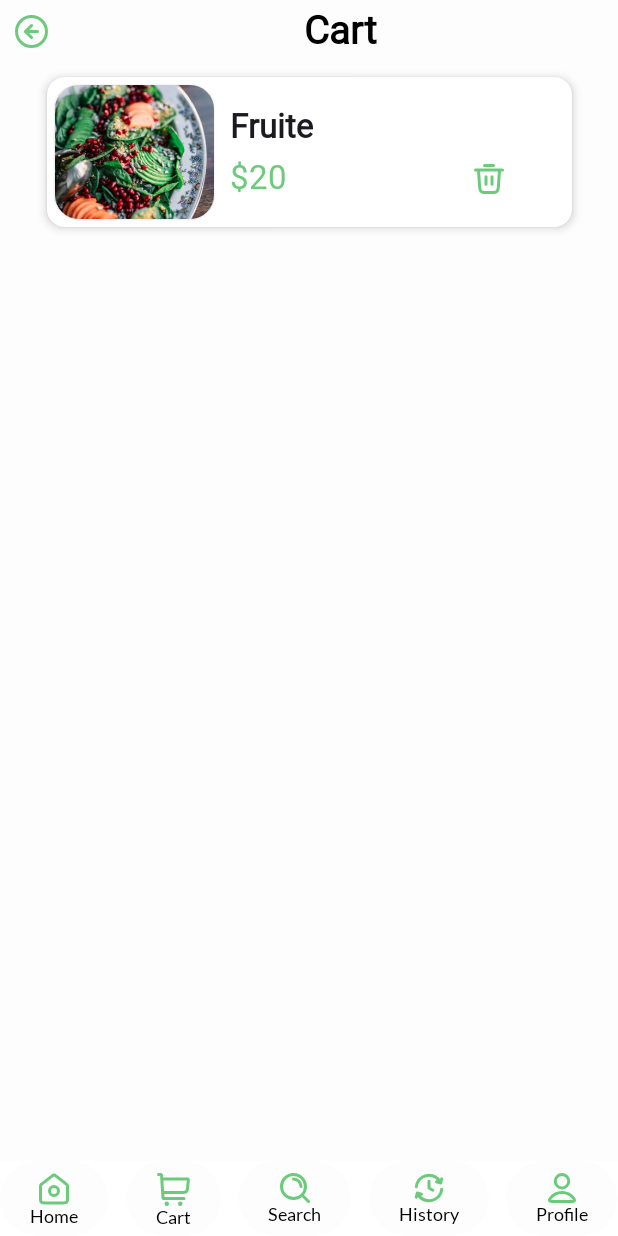
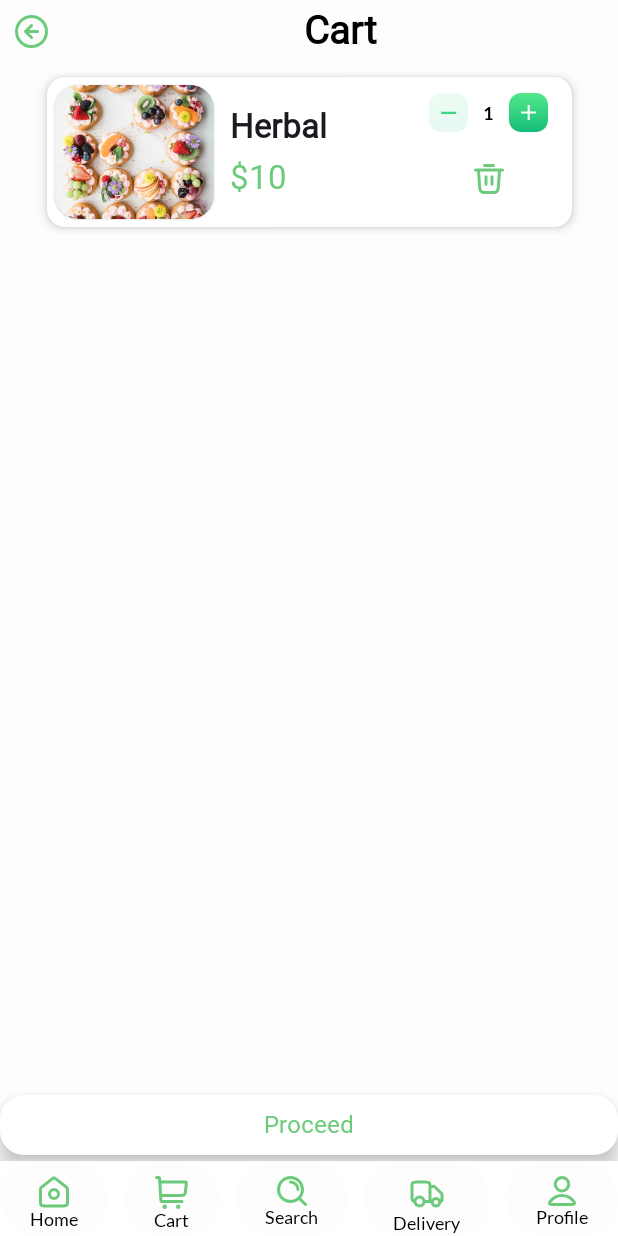
Before and after one commit to gitcoder-aman/Waves-Of-Food, an Android app built with Jetpack Compose: the BottomNavigation screen opened through its navigation route, after a tap on "Cart", on a phone screen of 412 x 824 dp. Run offline under Robolectric (Android 15) with nearby library versions, the phone set to English and light mode, and no system bars; our stand-ins replace Dagger/Hilt's generated code, Firebase (no records; nobody signed in at launch, a user with empty details on screens opened directly), accompanist; pictures from the network do not load; Roboto replaces fonts that are not available here; 3 statements that could not run were skipped; 3 other taps on this screen came first.

Commit message:
Cart Screen and backend code

```diff
--- a/app/src/main/java/com/tech/wavesfood/common/TextComponent.kt
+++ b/app/src/main/java/com/tech/wavesfood/common/TextComponent.kt
@@ -9,7 +9,6 @@ import androidx.compose.ui.text.font.FontFamily
 import androidx.compose.ui.text.font.FontWeight
 import androidx.compose.ui.text.style.TextAlign
 import androidx.compose.ui.unit.TextUnit
-import androidx.compose.ui.unit.dp
 
 @Composable
 fun TextComponent(
@@ -19,7 +18,8 @@ fun TextComponent(
     fontWeight: FontWeight,
     fontFamily: FontFamily,
     color: Color,
-    maxLine : Int = 1
+    maxLine: Int = 1,
+    textAlign: TextAlign? = null
 
 ) {
     Text(
@@ -28,7 +28,8 @@ fun TextComponent(
             fontWeight = fontWeight,
             fontFamily = fontFamily,
             color = color,
-        ),
+            textAlign = textAlign
+        ),textAlign = textAlign,
         maxLines = maxLine
     )
 }
--- /dev/null
+++ b/app/src/main/java/com/tech/wavesfood/data/CartList.kt
@@ -0,0 +1,29 @@
+package com.tech.wavesfood.data
+
+import android.util.Log
+
+data class CartMenu(
+    var itemIndex: Int = -1,
+    var itemCount: Int = 1,
+)
+
+val itemIndexSet = mutableSetOf<Int>()
+val cartList: ArrayList<CartMenu> = ArrayList()
+fun cartList(cartMenu: CartMenu) {
+
+    if (itemIndexSet.contains(cartMenu.itemIndex)) {
+        for (i in cartList.listIterator()) {
+            if (i.itemIndex == cartMenu.itemIndex) {
+                i.itemCount = cartMenu.itemCount
+            }
+        }
+
+    } else {
+        itemIndexSet.add(cartMenu.itemIndex)
+        cartList.add(cartMenu)
+    }
+}
+
+fun cartItemRemove(cartIndex: Int) {
+    cartList.remove(cartList[cartIndex])
+}
--- a/app/src/main/java/com/tech/wavesfood/data/ItemMenu.kt
+++ b/app/src/main/java/com/tech/wavesfood/data/ItemMenu.kt
@@ -8,7 +8,7 @@ data class ItemMenu(
     val itemName : String,
     val itemPrice : String,
     val shortDesc : String,
-    val ingredients : String
+    val ingredients : String,
 )
 val itemMenuList = listOf(
     ItemMenu(1, R.drawable.menu1,"Herbal Pancake fadshfklhasdl fjah","$10","short desc","ingredients"),
--- a/app/src/main/java/com/tech/wavesfood/navigation/bottomBarNavigation/BottomBarScreen.kt
+++ b/app/src/main/java/com/tech/wavesfood/navigation/bottomBarNavigation/BottomBarScreen.kt
@@ -26,10 +26,10 @@ sealed class BottomBarScreen(
         icon = R.drawable.search,
     )
     //for history
-    object History : BottomBarScreen(
-        route = "history",
-        title = "History",
-        icon = R.drawable.history,
+    object Delivery : BottomBarScreen(
+        route = "delivery",
+        title = "Delivery",
+        icon = R.drawable.truck,
     )
     //for profile
     object Profile : BottomBarScreen(
--- a/app/src/main/java/com/tech/wavesfood/navigation/bottomBarNavigation/BottomNavGraph.kt
+++ b/app/src/main/java/com/tech/wavesfood/navigation/bottomBarNavigation/BottomNavGraph.kt
@@ -1,26 +1,14 @@
 package com.tech.wavesfood.navigation.bottomBarNavigation
 
-import android.app.Activity
-import android.content.Context
-import android.util.Log
-import android.widget.Toast
-import androidx.activity.compose.rememberLauncherForActivityResult
-import androidx.activity.result.IntentSenderRequest
-import androidx.activity.result.contract.ActivityResultContracts
 import androidx.compose.runtime.Composable
-import androidx.compose.runtime.LaunchedEffect
-import androidx.compose.runtime.getValue
-import androidx.hilt.navigation.compose.hiltViewModel
-import androidx.lifecycle.compose.collectAsStateWithLifecycle
-import androidx.lifecycle.lifecycleScope
 import androidx.lifecycle.viewmodel.compose.viewModel
 import androidx.navigation.NavHostController
 import androidx.navigation.compose.NavHost
 import androidx.navigation.compose.composable
 
 import com.tech.wavesfood.screens.CartScreen
+import com.tech.wavesfood.screens.DeliveryScreen
 import com.tech.wavesfood.screens.FoodDetailScreen
-import com.tech.wavesfood.screens.HistoryScreen
 import com.tech.wavesfood.screens.HomeScreen
 import com.tech.wavesfood.screens.ProfileScreen
 import com.tech.wavesfood.screens.SearchScreen
@@ -42,8 +30,8 @@ fun BottomNavGraph( navHostController : NavHostController) {
         composable(route = BottomBarScreen.Search.route){
             SearchScreen(navHostController = navHostController,viewModel)
         }
-        composable(route = BottomBarScreen.History.route){
-            HistoryScreen(navHostController = navHostController)
+        composable(route = BottomBarScreen.Delivery.route){
+            DeliveryScreen(navHostController = navHostController)
         }
         composable(route = BottomBarScreen.Profile.route){
             ProfileScreen(navHostController = navHostController)
--- a/app/src/main/java/com/tech/wavesfood/navigation/bottomBarNavigation/BottomNavigation.kt
+++ b/app/src/main/java/com/tech/wavesfood/navigation/bottomBarNavigation/BottomNavigation.kt
@@ -1,6 +1,5 @@
 package com.tech.wavesfood.navigation.bottomBarNavigation
 
-import android.util.Log
 import androidx.compose.animation.AnimatedVisibility
 import androidx.compose.foundation.background
 import androidx.compose.foundation.clickable
@@ -17,7 +16,6 @@ import androidx.compose.material3.ExperimentalMaterial3Api
 import androidx.compose.material3.Icon
 import androidx.compose.material3.Scaffold
 import androidx.compose.runtime.Composable
-import androidx.compose.runtime.getValue
 import androidx.compose.ui.Alignment
 import androidx.compose.ui.Modifier
 import androidx.compose.ui.draw.clip
@@ -26,12 +24,8 @@ import androidx.compose.ui.res.painterResource
 import androidx.compose.ui.text.font.FontWeight
 import androidx.compose.ui.unit.dp
 import androidx.compose.ui.unit.sp
-import androidx.navigation.ActivityNavigator
-import androidx.navigation.NavDestination
-import androidx.navigation.NavDestination.Companion.hierarchy
 import androidx.navigation.NavGraph.Companion.findStartDestination
 import androidx.navigation.NavHostController
-import androidx.navigation.compose.currentBackStackEntryAsState
 import androidx.navigation.compose.rememberNavController
 import com.tech.wavesfood.common.TextComponent
 import com.tech.wavesfood.common.lato_regular
@@ -57,7 +51,7 @@ fun BottomBar(navHostController: NavHostController) {
         BottomBarScreen.Home,
         BottomBarScreen.Cart,
         BottomBarScreen.Search,
-        BottomBarScreen.History,
+        BottomBarScreen.Delivery,
         BottomBarScreen.Profile,
     )
 //    val navStackBackEntry by navHostController.currentBackStackEntryAsState()
@@ -100,7 +94,7 @@ fun RowScope.AddItem(
         }) {
         Column(
             modifier = Modifier
-                .padding(start = 20.dp, end = 20.dp, top = 8.dp, bottom = 8.dp),
+                .padding(start = 20.dp, end = 20.dp, top = 10.dp),
             verticalArrangement = Arrangement.Center,
             horizontalAlignment = Alignment.CenterHorizontally
         ) {
--- a/app/src/main/java/com/tech/wavesfood/screens/CartScreen.kt
+++ b/app/src/main/java/com/tech/wavesfood/screens/CartScreen.kt
@@ -2,6 +2,7 @@ package com.tech.wavesfood.screens
 
 import androidx.compose.foundation.Image
 import androidx.compose.foundation.background
+import androidx.compose.foundation.clickable
 import androidx.compose.foundation.layout.Arrangement
 import androidx.compose.foundation.layout.Box
 import androidx.compose.foundation.layout.Column
@@ -16,6 +17,7 @@ import androidx.compose.foundation.layout.width
 import androidx.compose.foundation.lazy.LazyColumn
 import androidx.compose.foundation.lazy.items
 import androidx.compose.foundation.shape.RoundedCornerShape
+import androidx.compose.material3.ButtonDefaults
 import androidx.compose.material3.Card
 import androidx.compose.material3.CardDefaults
 import androidx.compose.material3.ExperimentalMaterial3Api
@@ -23,6 +25,10 @@ import androidx.compose.material3.Icon
 import androidx.compose.material3.IconButton
 import androidx.compose.material3.Text
 import androidx.compose.runtime.Composable
+import androidx.compose.runtime.getValue
+import androidx.compose.runtime.mutableIntStateOf
+import androidx.compose.runtime.saveable.rememberSaveable
+import androidx.compose.runtime.setValue
 import androidx.compose.ui.Alignment
 import androidx.compose.ui.Modifier
 import androidx.compose.ui.draw.shadow
@@ -36,21 +42,30 @@ import androidx.compose.ui.unit.dp
 import androidx.compose.ui.unit.sp
 import androidx.navigation.NavHostController
 import com.tech.wavesfood.R
+import com.tech.wavesfood.common.ButtonComponent
+import com.tech.wavesfood.common.TextComponent
+import com.tech.wavesfood.common.lato_bold
 import com.tech.wavesfood.common.yeon_sung_regular
+import com.tech.wavesfood.data.CartMenu
 import com.tech.wavesfood.data.ItemMenu
+import com.tech.wavesfood.data.cartItemRemove
+import com.tech.wavesfood.data.cartList
 import com.tech.wavesfood.data.itemMenuList
+import com.tech.wavesfood.navigation.bottomBarNavigation.BottomBarScreen
 import com.tech.wavesfood.navigation.bottomBarNavigation.foodDetail
 import com.tech.wavesfood.sharedViewModel.SharedDataWithOtherScreens
 import com.tech.wavesfood.ui.theme.GreenColor
 import com.tech.wavesfood.ui.theme.darkWhiteColor
 
 @Composable
-fun CartScreen(navHostController: NavHostController,viewModel : SharedDataWithOtherScreens) {
+fun CartScreen(navHostController: NavHostController, viewModel: SharedDataWithOtherScreens) {
 
     Box(
         modifier = Modifier
+            .padding(bottom = 50.dp)
             .fillMaxSize()
-            .background(darkWhiteColor)
+            .background(darkWhiteColor),
+        contentAlignment = Alignment.BottomCenter
     ) {
         Column(
             modifier = Modifier
@@ -60,30 +75,55 @@ fun CartScreen(navHostController: NavHostController,viewModel : SharedDataWithOt
             verticalArrangement = Arrangement.Top
         ) {
             Spacer(modifier = Modifier.height(5.dp))
-            HeadingWithIcon(headingName = stringResource(R.string.cart)){
+            HeadingWithIcon(headingName = stringResource(R.string.cart)) {
                 navHostController.navigateUp()
             }
             Spacer(modifier = Modifier.height(10.dp))
             LazyColumn {
-               items(viewModel.cartList, key = {it}){
-                   CartEachRow(itemMenu = itemMenuList[it], itemOnClick = {
-                       viewModel.setData(itemMenuList[it].itemImage,itemMenuList[it].shortDesc,itemMenuList[it].ingredients)
-                       navHostController.navigate(foodDetail)
-                   }) {
-
-                   }
-               }
+                items(viewModel.cartList.toList(), key = { it }) { itemIndex ->
+                    CartEachRow(
+                        itemIndex = itemIndex,
+                        itemMenu = itemMenuList[itemIndex],
+                        itemOnClick = {
+                            viewModel.setData(
+                                itemMenuList[itemIndex].itemImage,
+                                itemMenuList[itemIndex].shortDesc,
+                                itemMenuList[itemIndex].ingredients
+                            )
+                            navHostController.navigate(foodDetail)
+                        },
+                        onDelete = {
+                            viewModel.removeItem(index = itemIndex)
+                            cartItemRemove(itemIndex)
+                            ///here an error of index problem when delete item
+                        })
+                }
             }
-
+        }
+        ButtonComponent(
+            text = stringResource(R.string.proceed),
+            modifier = Modifier.fillMaxWidth(),
+            backgroundColor = Color.White,
+            foregroundColor = GreenColor,
+            elevation = ButtonDefaults.buttonElevation(
+                defaultElevation = 8.dp,
+                pressedElevation = 4.dp
+            )
+        ) {
+            navHostController.navigate(BottomBarScreen.Delivery.route)
         }
     }
 }
 
 @OptIn(ExperimentalMaterial3Api::class)
 @Composable
-fun CartEachRow(itemMenu: ItemMenu, itemOnClick:()->Unit, onDelete:()->Unit) {
+fun CartEachRow(itemIndex: Int, itemMenu: ItemMenu, itemOnClick: () -> Unit, onDelete: () -> Unit) {
 
-    Card(onClick = {itemOnClick() },
+    var count by rememberSaveable {
+        mutableIntStateOf(1)
+    }
+    Card(
+        onClick = { itemOnClick() },
         modifier = Modifier
             .padding(top = 5.dp, start = 5.dp, end = 5.dp, bottom = 5.dp)
             .width(350.dp)
@@ -113,7 +153,7 @@ fun CartEachRow(itemMenu: ItemMenu, itemOnClick:()->Unit, onDelete:()->Unit) {
                     .fillMaxHeight()
                     .padding(start = 5.dp, top = 5.dp, bottom = 5.dp)
                     .weight(0.33f),
-                verticalArrangement = Arrangement.spacedBy(8.dp,Alignment.CenterVertically),
+                verticalArrangement = Arrangement.spacedBy(8.dp, Alignment.CenterVertically),
                 horizontalAlignment = Alignment.Start
             ) {
                 Text(
@@ -140,8 +180,40 @@ fun CartEachRow(itemMenu: ItemMenu, itemOnClick:()->Unit, onDelete:()->Unit) {
                     .weight(0.33f), verticalArrangement = Arrangement.SpaceBetween,
                 horizontalAlignment = Alignment.CenterHorizontally
             ) {
-                Row(horizontalArrangement = Arrangement.SpaceBetween, verticalAlignment = Alignment.CenterVertically) {
+                Row(
+                    horizontalArrangement = Arrangement.SpaceBetween,
+                    verticalAlignment = Alignment.CenterVertically,
+                    modifier = Modifier.padding(5.dp)
+                ) {
+                    Icon(
+                        painter = painterResource(id = R.drawable.icon_minus),
+                        contentDescription = "minus-button",
+                        modifier = Modifier
+                            .weight(0.33f)
+                            .clickable {
+                                if (count > 1)
+                                    count--
+                            }, tint = Color.Unspecified
+                    )
+                    TextComponent(
+                        text = count.toString(),
+                        fontSize = 12.sp,
+                        fontWeight = FontWeight.W200,
+                        fontFamily = lato_bold,
+                        color = Color.Black,
 
+                        )
+                    Icon(
+                        painter = painterResource(id = R.drawable.icon_plus),
+                        contentDescription = "plus-button",
+                        modifier = Modifier
+                            .weight(0.33f)
+                            .clickable {
+                                count++
+                            }, tint = Color.Unspecified
+                    )
+                    val cartMenu = CartMenu(itemCount = count, itemIndex = itemIndex)
+                    cartList(cartMenu)
                 }
                 IconButton(onClick = {  //delete functionality data from firebase
                     onDelete()
--- a/app/src/main/java/com/tech/wavesfood/screens/HomeScreen.kt
+++ b/app/src/main/java/com/tech/wavesfood/screens/HomeScreen.kt
@@ -6,19 +6,15 @@ import androidx.compose.foundation.layout.Arrangement
 import androidx.compose.foundation.layout.Box
 import androidx.compose.foundation.layout.Column
 import androidx.compose.foundation.layout.Row
-import androidx.compose.foundation.layout.Spacer
 import androidx.compose.foundation.layout.fillMaxHeight
 import androidx.compose.foundation.layout.fillMaxSize
 import androidx.compose.foundation.layout.fillMaxWidth
 import androidx.compose.foundation.layout.height
 import androidx.compose.foundation.layout.padding
-import androidx.compose.foundation.layout.size
 import androidx.compose.foundation.layout.width
 import androidx.compose.foundation.lazy.LazyColumn
 import androidx.compose.foundation.lazy.items
-import androidx.compose.foundation.rememberScrollState
 import androidx.compose.foundation.shape.RoundedCornerShape
-import androidx.compose.foundation.verticalScroll
 import androidx.compose.material3.Button
 import androidx.compose.material3.ButtonDefaults
 import androidx.compose.material3.Card
@@ -26,8 +22,11 @@ import androidx.compose.material3.CardDefaults
 import androidx.compose.material3.ExperimentalMaterial3Api
 import androidx.compose.material3.Icon
 import androidx.compose.material3.IconButton
-import androidx.compose.material3.Text
 import androidx.compose.runtime.Composable
+import androidx.compose.runtime.getValue
+import androidx.compose.runtime.mutableStateOf
+import androidx.compose.runtime.remember
+import androidx.compose.runtime.setValue
 import androidx.compose.ui.Alignment
 import androidx.compose.ui.Modifier
 import androidx.compose.ui.draw.shadow
@@ -38,15 +37,12 @@ import androidx.compose.ui.res.stringResource
 import androidx.compose.ui.text.font.FontWeight
 import androidx.compose.ui.unit.dp
 import androidx.compose.ui.unit.sp
-import androidx.lifecycle.ViewModel
-import androidx.lifecycle.viewmodel.compose.viewModel
 import androidx.navigation.NavHostController
 import androidx.navigation.compose.rememberNavController
 import com.tech.wavesfood.R
 import com.tech.wavesfood.common.PagerSlider
 import com.tech.wavesfood.common.TextComponent
 import com.tech.wavesfood.common.lato_bold
-import com.tech.wavesfood.common.lato_regular
 import com.tech.wavesfood.common.yeon_sung_regular
 import com.tech.wavesfood.data.ItemMenu
 import com.tech.wavesfood.data.itemMenuList
@@ -88,7 +84,7 @@ fun HomeScreen(navHostController: NavHostController, viewModel: SharedDataWithOt
                             viewModel.setData(it.itemImage, it.shortDesc, it.ingredients)
                             navHostController.navigate(foodDetail)
                         }, addToCartOnClick = {
-                            viewModel.addToCartList(it.itemId)
+                            viewModel.addToCartList(itemMenuList.indexOf(it))  //store index of item
                         })
                     }
                 }
@@ -163,7 +159,9 @@ fun PopularText(viewMenuOnClick: () -> Unit) {
 
 @OptIn(ExperimentalMaterial3Api::class)
 @Composable
-fun PopularEachRow(itemMenu: ItemMenu, itemOnClick: () -> Unit,addToCartOnClick:()->Unit) {
+fun PopularEachRow(itemMenu: ItemMenu, itemOnClick: () -> Unit, addToCartOnClick: () -> Unit) {
+
+    var text by remember { mutableStateOf("Add to Cart") }
     Card(
         onClick = { itemOnClick() },
         modifier = Modifier
@@ -214,17 +212,22 @@ fun PopularEachRow(itemMenu: ItemMenu, itemOnClick: () -> Unit,addToCartOnClick:
                     color = GreenColor
                 )
                 Button(
-                    onClick = { addToCartOnClick() },
+                    onClick = {
+                        addToCartOnClick()
+                        text = "Go to Cart"
+                    },
                     elevation = ButtonDefaults.buttonElevation(
                         defaultElevation = 8.dp,
                         pressedElevation = 2.dp
                     ),
                     colors = ButtonDefaults.buttonColors(containerColor = GreenColor),
                     shape = RoundedCornerShape(8.dp),
-                    modifier = Modifier.width(100.dp).height(40.dp)
+                    modifier = Modifier
+                        .width(100.dp)
+                        .height(40.dp)
                 ) {
                     TextComponent(
-                        text = stringResource(R.string.add_to_cart),
+                        text = text,
                         fontSize = 10.sp,
                         fontWeight = FontWeight.W300,
                         fontFamily = lato_bold,
--- a/app/src/main/java/com/tech/wavesfood/screens/SearchScreen.kt
+++ b/app/src/main/java/com/tech/wavesfood/screens/SearchScreen.kt
@@ -14,10 +14,8 @@ import androidx.compose.foundation.lazy.items
 import androidx.compose.foundation.shape.RoundedCornerShape
 import androidx.compose.foundation.text.KeyboardActions
 import androidx.compose.foundation.text.selection.TextSelectionColors
-import androidx.compose.material.icons.Icons
 import androidx.compose.material3.ExperimentalMaterial3Api
 import androidx.compose.material3.Icon
-import androidx.compose.material3.Text
 import androidx.compose.material3.TextField
 import androidx.compose.material3.TextFieldDefaults
 import androidx.compose.runtime.Composable
--- a/app/src/main/java/com/tech/wavesfood/sharedViewModel/SharedDataWithOtherScreens.kt
+++ b/app/src/main/java/com/tech/wavesfood/sharedViewModel/SharedDataWithOtherScreens.kt
@@ -11,13 +11,12 @@ class SharedDataWithOtherScreens : ViewModel(){
     private val _itemImage : MutableState<Int> = mutableIntStateOf(R.drawable.no_image)
     private val _shortDesc : MutableState<String> = mutableStateOf("")
     private val _ingredients : MutableState<String> = mutableStateOf("")
-
-    private val _cartList : ArrayList<Int> = ArrayList()
+    private val _cartList = mutableSetOf<Int>()
 
     val itemImage: State<Int> = _itemImage
     val shortDesc: State<String> = _shortDesc
     val ingredients: State<String> = _ingredients
-    val cartList : ArrayList<Int> = _cartList
+    val cartList : MutableSet<Int> = _cartList
 
     fun setData(itemImage:Int,shortDesc:String,ingredients:String){
         _itemImage.value = itemImage
@@ -27,5 +26,8 @@ class SharedDataWithOtherScreens : ViewModel(){
     fun addToCartList(itemId : Int){
         _cartList.add(itemId)
     }
+    fun removeItem(index : Int) {
+        _cartList.remove(index)
+    }
 
 }
--- /dev/null
+++ b/app/src/main/res/drawable/icon_minus.xml
@@ -0,0 +1,37 @@
+<vector xmlns:android="http://schemas.android.com/apk/res/android"
+    xmlns:aapt="http://schemas.android.com/aapt"
+    android:width="26dp"
+    android:height="26dp"
+    android:viewportWidth="26"
+    android:viewportHeight="26">
+  <path
+      android:pathData="M8,0L18,0A8,8 0,0 1,26 8L26,18A8,8 0,0 1,18 26L8,26A8,8 0,0 1,0 18L0,8A8,8 0,0 1,8 0z"
+      android:strokeAlpha="0.1"
+      android:fillAlpha="0.1">
+    <aapt:attr name="android:fillColor">
+      <gradient
+          android:startX="13"
+          android:startY="0"
+          android:endX="13"
+          android:endY="26"
+          android:type="linear">
+        <item android:offset="0" android:color="#FF53E88B"/>
+        <item android:offset="1" android:color="#FF15BE77"/>
+      </gradient>
+    </aapt:attr>
+  </path>
+  <path
+      android:pathData="M8.125,12.458H18.125V13.887H8.125V12.458Z">
+    <aapt:attr name="android:fillColor">
+      <gradient
+          android:startX="13.125"
+          android:startY="12.458"
+          android:endX="13.125"
+          android:endY="13.887"
+          android:type="linear">
+        <item android:offset="0" android:color="#FF53E88B"/>
+        <item android:offset="1" android:color="#FF15BE77"/>
+      </gradient>
+    </aapt:attr>
+  </path>
+</vector>
--- /dev/null
+++ b/app/src/main/res/drawable/icon_plus.xml
@@ -0,0 +1,24 @@
+<vector xmlns:android="http://schemas.android.com/apk/res/android"
+    xmlns:aapt="http://schemas.android.com/aapt"
+    android:width="26dp"
+    android:height="26dp"
+    android:viewportWidth="26"
+    android:viewportHeight="26">
+  <path
+      android:pathData="M8,0L18,0A8,8 0,0 1,26 8L26,18A8,8 0,0 1,18 26L8,26A8,8 0,0 1,0 18L0,8A8,8 0,0 1,8 0z">
+    <aapt:attr name="android:fillColor">
+      <gradient
+          android:startX="13"
+          android:startY="0"
+          android:endX="13"
+          android:endY="26"
+          android:type="linear">
+        <item android:offset="0" android:color="#FF53E88B"/>
+        <item android:offset="1" android:color="#FF15BE77"/>
+      </gradient>
+    </aapt:attr>
+  </path>
+  <path
+      android:pathData="M12.411,12.286V8H13.839V12.286H18.125V13.714H13.839V18H12.411V13.714H8.125V12.286H12.411Z"
+      android:fillColor="#ffffff"/>
+</vector>
--- /dev/null
+++ b/app/src/main/res/drawable/truck.xml
@@ -0,0 +1,13 @@
+<vector xmlns:android="http://schemas.android.com/apk/res/android"
+    android:width="24dp"
+    android:height="24dp"
+    android:viewportWidth="24"
+    android:viewportHeight="24">
+  <path
+      android:pathData="M14,7H16.337C16.582,7 16.704,7 16.819,7.028C16.921,7.052 17.019,7.093 17.108,7.147C17.209,7.209 17.296,7.296 17.469,7.469L21.531,11.531C21.704,11.704 21.791,11.791 21.853,11.892C21.907,11.981 21.948,12.079 21.972,12.181C22,12.296 22,12.418 22,12.663V15.5C22,15.966 22,16.199 21.924,16.383C21.822,16.628 21.628,16.822 21.383,16.924C21.199,17 20.966,17 20.5,17M15.5,17H14M14,17V7.2C14,6.08 14,5.52 13.782,5.092C13.59,4.716 13.284,4.41 12.908,4.218C12.48,4 11.92,4 10.8,4H5.2C4.08,4 3.52,4 3.092,4.218C2.716,4.41 2.41,4.716 2.218,5.092C2,5.52 2,6.08 2,7.2V15C2,16.105 2.895,17 4,17M14,17H10M10,17C10,18.657 8.657,20 7,20C5.343,20 4,18.657 4,17M10,17C10,15.343 8.657,14 7,14C5.343,14 4,15.343 4,17M20.5,17.5C20.5,18.881 19.381,20 18,20C16.619,20 15.5,18.881 15.5,17.5C15.5,16.119 16.619,15 18,15C19.381,15 20.5,16.119 20.5,17.5Z"
+      android:strokeLineJoin="round"
+      android:strokeWidth="2"
+      android:fillColor="#00000000"
+      android:strokeColor="#000000"
+      android:strokeLineCap="round"/>
+</vector>
```
Also changed, not shown: app/src/main/java/com/tech/wavesfood/screens/DeliveryScreen.kt (added, +236 -0 lines), app/src/main/java/com/tech/wavesfood/screens/HistoryScreen.kt (deleted, +0 -32 lines), app/src/main/res/values/strings.xml (+8 -0 lines).
